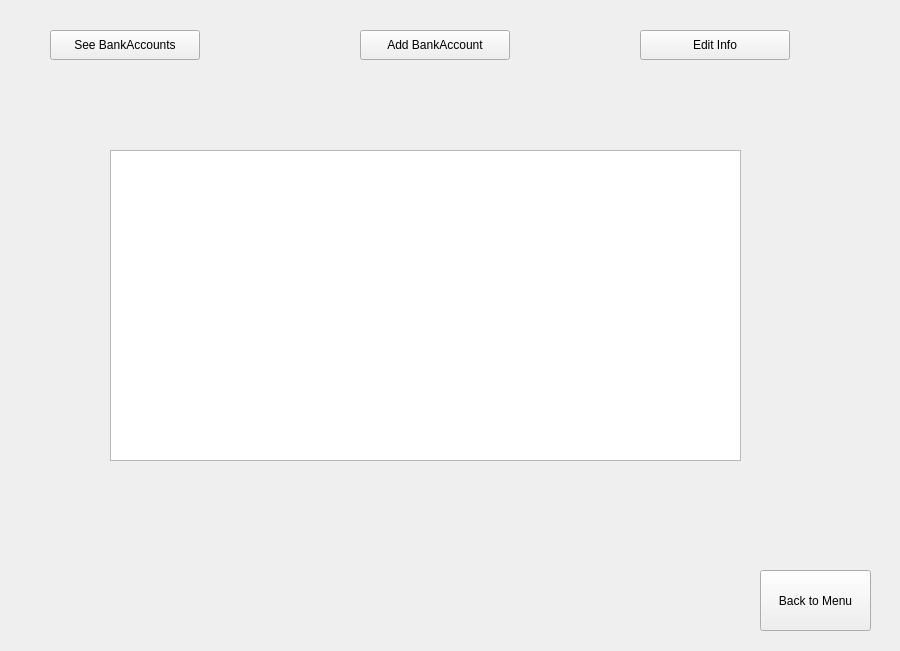
The window that UIAP_Final/admin_costumerdetails.ui (a-HA7-z/UIAP_Final) describes before a commit, drawn with Qt 5.
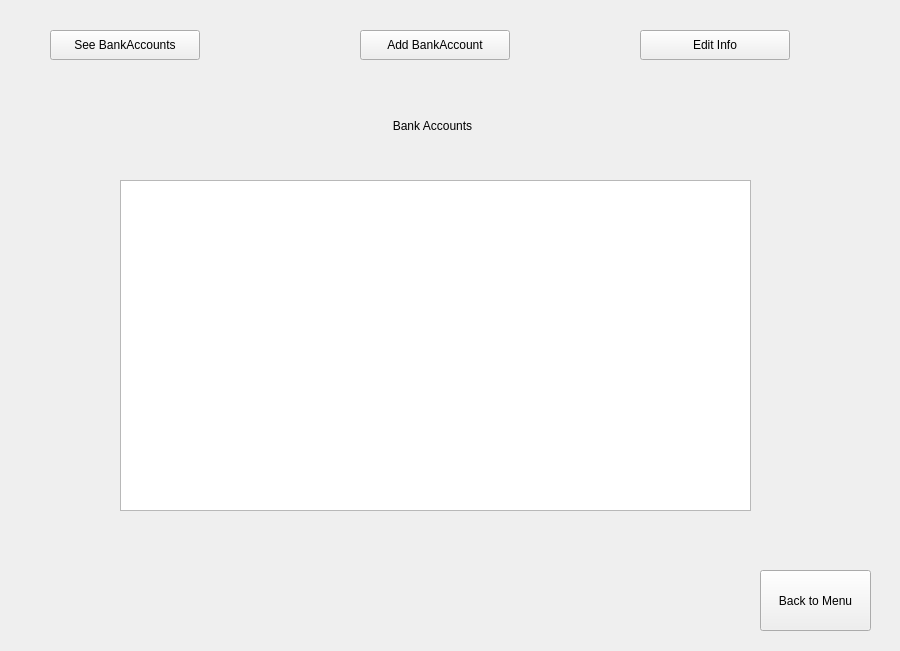
The same window after the commit. The open tabs and pages were chosen to show the change.

Commit message: Admin_CostumerDetails last changes

Diff of the .ui file:
```diff
--- a/UIAP_Final/admin_costumerdetails.ui
+++ b/UIAP_Final/admin_costumerdetails.ui
@@ -29,10 +29,10 @@
     <widget class="QListWidget" name="AccountsList">
      <property name="geometry">
       <rect>
-       <x>50</x>
-       <y>80</y>
+       <x>60</x>
+       <y>110</y>
        <width>631</width>
-       <height>311</height>
+       <height>331</height>
       </rect>
      </property>
      <property name="styleSheet">
@@ -40,6 +40,22 @@
 color: rgb(255, 255, 255);</string>
      </property>
     </widget>
+    <widget class="QLabel" name="label_15">
+     <property name="geometry">
+      <rect>
+       <x>302</x>
+       <y>30</y>
+       <width>141</width>
+       <height>51</height>
+      </rect>
+     </property>
+     <property name="text">
+      <string>Bank Accounts</string>
+     </property>
+     <property name="alignment">
+      <set>Qt::AlignmentFlag::AlignCenter</set>
+     </property>
+    </widget>
    </widget>
    <widget class="QWidget" name="pageAddBankAccount">
     <widget class="QLineEdit" name="IBAN">
```
Left out of the diff: 2 changed lines with no effect on the pictures. The commit also changes 1 other file.
